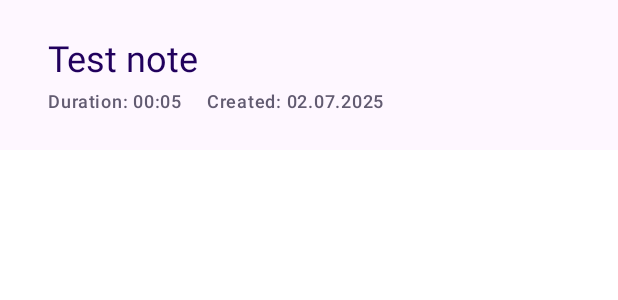
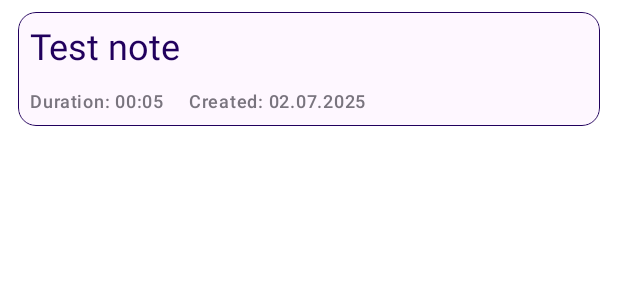
Before and after one commit to onecoffeeplz/ZamechalkaApp, an Android app built with Jetpack Compose: the @Preview function NoteItemPreview, on a phone screen of 412 x 824 dp. Shown: the top 300 px of the screen. Run offline under Robolectric (Android 15) with nearby library versions, the phone set to English and light mode, and no system bars.

Commit message:
design: note item card

```diff
--- a/app/src/main/java/dev/onecoffeeplz/zamechalka/presentation/ui/components/NoteItem.kt
+++ b/app/src/main/java/dev/onecoffeeplz/zamechalka/presentation/ui/components/NoteItem.kt
@@ -1,8 +1,9 @@
 package dev.onecoffeeplz.zamechalka.presentation.ui.components
 
+import androidx.compose.foundation.BorderStroke
 import androidx.compose.foundation.background
 import androidx.compose.foundation.clickable
-import androidx.compose.foundation.layout.Column
+import androidx.compose.foundation.layout.Box
 import androidx.compose.foundation.layout.Row
 import androidx.compose.foundation.layout.Spacer
 import androidx.compose.foundation.layout.fillMaxSize
@@ -10,11 +11,12 @@ import androidx.compose.foundation.layout.fillMaxWidth
 import androidx.compose.foundation.layout.height
 import androidx.compose.foundation.layout.padding
 import androidx.compose.foundation.layout.width
-import androidx.compose.foundation.layout.wrapContentSize
+import androidx.compose.foundation.layout.wrapContentHeight
 import androidx.compose.material.icons.Icons
 import androidx.compose.material.icons.filled.Delete
+import androidx.compose.material3.Card
+import androidx.compose.material3.CardDefaults
 import androidx.compose.material3.Icon
-import androidx.compose.material3.ListItem
 import androidx.compose.material3.MaterialTheme
 import androidx.compose.material3.SwipeToDismissBox
 import androidx.compose.material3.SwipeToDismissBoxValue
@@ -58,44 +60,53 @@ fun NoteItem(note: Note, onClick: () -> Unit, onDelete: (Note) -> Unit) {
         positionalThreshold = { thresholdPx }
     )
 
+    Card(
+        modifier = Modifier
+            .padding(horizontal = 12.dp, vertical = 8.dp)
+            .fillMaxWidth()
+    ) {
         SwipeToDismissBox(
             state = swipeToDismissBoxState,
-        modifier = Modifier.fillMaxSize(),
+            modifier = Modifier
+                .fillMaxWidth()
+                .wrapContentHeight(),
             backgroundContent = @Composable {
                 when (swipeToDismissBoxState.dismissDirection) {
                     SwipeToDismissBoxValue.EndToStart -> {
+                        Box(
+                            modifier = Modifier
+                                .fillMaxSize()
+                                .background(MaterialTheme.colorScheme.tertiary),
+                            contentAlignment = Alignment.CenterEnd
+                        ) {
                             Icon(
                                 imageVector = Icons.Default.Delete,
-                        contentDescription = "Remove item",
+                                contentDescription = stringResource(R.string.delete_note),
+                                tint = MaterialTheme.colorScheme.onTertiary,
                                 modifier = Modifier
-                            .fillMaxSize()
-                            .width(72.dp)
-                            .background(MaterialTheme.colorScheme.error)
-                            .wrapContentSize(Alignment.CenterEnd)
-                            .padding(12.dp),
-                        tint = MaterialTheme.colorScheme.onError
+                                    .padding(end = 24.dp)
                             )
+                        }
                     }
 
                     else -> {}
                 }
             }
         ) {
-        ListItem(
-            headlineContent = {
-                Row(
+            Card(
+                elevation = CardDefaults.cardElevation(defaultElevation = 4.dp),
+                colors = CardDefaults.cardColors(MaterialTheme.colorScheme.surface),
+                border = BorderStroke(0.25.dp, MaterialTheme.colorScheme.onPrimaryContainer),
                 modifier = Modifier
+                    .clickable(onClick = onClick)
                     .fillMaxWidth()
-                        .clickable(onClick = onClick)
-                        .padding(16.dp),
-                    verticalAlignment = Alignment.CenterVertically,
+                    .wrapContentHeight()
             ) {
-                    Column(modifier = Modifier.weight(1f)) {
                 Text(
                     text = note.name,
                     modifier = Modifier
                         .fillMaxWidth()
-                                .clickable(onClick = onClick),
+                        .padding(8.dp),
                     color = MaterialTheme.colorScheme.onPrimaryContainer,
                     style = MaterialTheme.typography.headlineSmall,
                 )
@@ -108,7 +119,9 @@ fun NoteItem(note: Note, onClick: () -> Unit, onDelete: (Note) -> Unit) {
                                 note.duration
                             )
                         ),
-                                color = MaterialTheme.colorScheme.secondary,
+                        modifier = Modifier
+                            .padding(start = 8.dp, bottom = 8.dp),
+                        color = MaterialTheme.colorScheme.outline,
                         style = MaterialTheme.typography.labelMedium,
                     )
                     Spacer(modifier = Modifier.width(16.dp))
@@ -119,14 +132,12 @@ fun NoteItem(note: Note, onClick: () -> Unit, onDelete: (Note) -> Unit) {
                                 note.createdAt
                             )
                         ),
-                                color = MaterialTheme.colorScheme.secondary,
+                        color = MaterialTheme.colorScheme.outline,
                         style = MaterialTheme.typography.labelMedium,
                     )
                 }
             }
         }
-            }
-        )
     }
 }
 
--- a/app/src/main/res/values/strings.xml
+++ b/app/src/main/res/values/strings.xml
@@ -20,4 +20,5 @@
     <string name="settings">Settings</string>
     <string name="no_notes_found">No notes found</string>
     <string name="create">Create</string>
+    <string name="delete_note">Delete note</string>
 </resources>
```
Also changed, not shown: 1 other file. Lines whose indentation alone changed are shown as unchanged.
